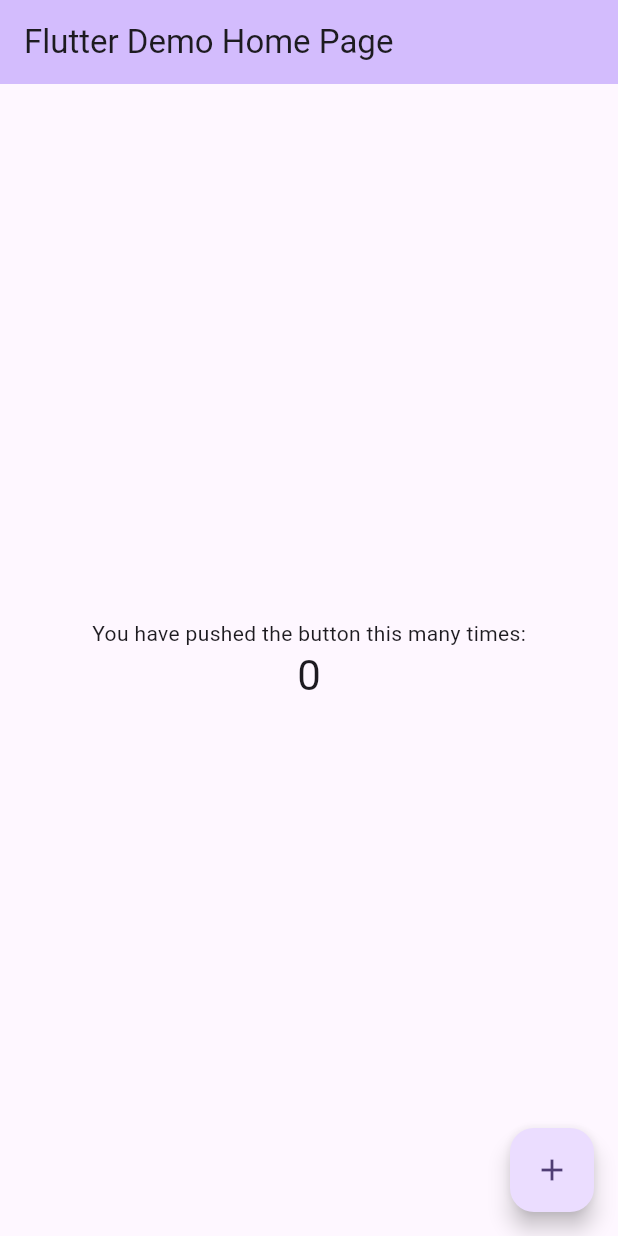
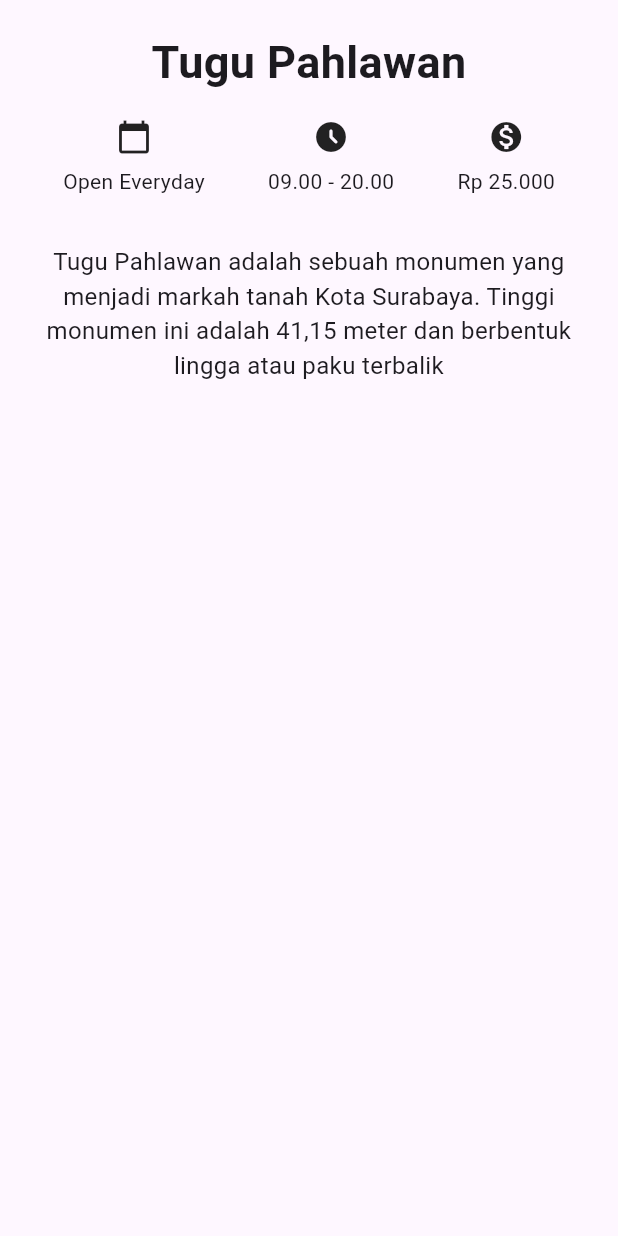
Before and after one commit to mogams99/travelabaya, a Flutter app: the screen it shows after launch, on a phone screen of 412 x 824 dp. Run offline on Flutter 3.47's test engine with Material 3 defaults, Android fonts, the light colour scheme and no system bars.

Commit message:
style: :lipstick: layouting content with column container row.

```diff
--- a/lib/main.dart
+++ b/lib/main.dart
@@ -7,119 +7,73 @@
 class MyApp extends StatelessWidget {
   const MyApp({super.key});
 
-  // This widget is the root of your application.
   @override
   Widget build(BuildContext context) {
     return MaterialApp(
-      title: 'Flutter Demo',
-      theme: ThemeData(
-        // This is the theme of your application.
-        //
-        // TRY THIS: Try running your application with "flutter run". You'll see
-        // the application has a purple toolbar. Then, without quitting the app,
-        // try changing the seedColor in the colorScheme below to Colors.green
-        // and then invoke "hot reload" (save your changes or press the "hot
-        // reload" button in a Flutter-supported IDE, or press "r" if you used
-        // the command line to start the app).
-        //
-        // Notice that the counter didn't reset back to zero; the application
-        // state is not lost during the reload. To reset the state, use hot
-        // restart instead.
-        //
-        // This works for code too, not just values: Most code changes can be
-        // tested with just a hot reload.
-        colorScheme: ColorScheme.fromSeed(seedColor: Colors.deepPurple),
-        useMaterial3: true,
-      ),
-      home: const MyHomePage(title: 'Flutter Demo Home Page'),
+      title: 'Travelabaya',
+      theme: ThemeData(),
+      home: const DetailScreen(),
     );
   }
 }
 
-class MyHomePage extends StatefulWidget {
-  const MyHomePage({super.key, required this.title});
-
-  // This widget is the home page of your application. It is stateful, meaning
-  // that it has a State object (defined below) that contains fields that affect
-  // how it looks.
-
-  // This class is the configuration for the state. It holds the values (in this
-  // case the title) provided by the parent (in this case the App widget) and
-  // used by the build method of the State. Fields in a Widget subclass are
-  // always marked "final".
-
-  final String title;
-
-  @override
-  State<MyHomePage> createState() => _MyHomePageState();
-}
-
-class _MyHomePageState extends State<MyHomePage> {
-  int _counter = 0;
-
-  void _incrementCounter() {
-    setState(() {
-      // This call to setState tells the Flutter framework that something has
-      // changed in this State, which causes it to rerun the build method below
-      // so that the display can reflect the updated values. If we changed
-      // _counter without calling setState(), then the build method would not be
-      // called again, and so nothing would appear to happen.
-      _counter++;
-    });
-  }
+class DetailScreen extends StatelessWidget {
+  const DetailScreen({super.key});
 
   @override
   Widget build(BuildContext context) {
-    // This method is rerun every time setState is called, for instance as done
-    // by the _incrementCounter method above.
-    //
-    // The Flutter framework has been optimized to make rerunning build methods
-    // fast, so that you can just rebuild anything that needs updating rather
-    // than having to individually change instances of widgets.
     return Scaffold(
-      appBar: AppBar(
-        // TRY THIS: Try changing the color here to a specific color (to
-        // Colors.amber, perhaps?) and trigger a hot reload to see the AppBar
-        // change color while the other colors stay the same.
-        backgroundColor: Theme.of(context).colorScheme.inversePrimary,
-        // Here we take the value from the MyHomePage object that was created by
-        // the App.build method, and use it to set our appbar title.
-        title: Text(widget.title),
+        body: SafeArea(
+      child: Column(
+        crossAxisAlignment: CrossAxisAlignment.stretch,
+        children: <Widget>[
+          Container(
+            margin: const EdgeInsets.only(top: 20.0),
+            child: const Text(
+              'Tugu Pahlawan',
+              textAlign: TextAlign.center,
+              style: TextStyle(fontSize: 30.0, fontWeight: FontWeight.bold),
             ),
-      body: Center(
-        // Center is a layout widget. It takes a single child and positions it
-        // in the middle of the parent.
-        child: Column(
-          // Column is also a layout widget. It takes a list of children and
-          // arranges them vertically. By default, it sizes itself to fit its
-          // children horizontally, and tries to be as tall as its parent.
-          //
-          // Column has various properties to control how it sizes itself and
-          // how it positions its children. Here we use mainAxisAlignment to
-          // center the children vertically; the main axis here is the vertical
-          // axis because Columns are vertical (the cross axis would be
-          // horizontal).
-          //
-          // TRY THIS: Invoke "debug painting" (choose the "Toggle Debug Paint"
-          // action in the IDE, or press "p" in the console), to see the
-          // wireframe for each widget.
-          mainAxisAlignment: MainAxisAlignment.center,
+          ),
+          Container(
+            margin: const EdgeInsets.symmetric(vertical: 16.0),
+            child: Row(
+              mainAxisAlignment: MainAxisAlignment.spaceEvenly,
               children: <Widget>[
-            const Text(
-              'You have pushed the button this many times:',
+                Column(
+                  children: <Widget>[
+                    Icon(Icons.calendar_today),
+                    SizedBox(height: 8.0),
+                    Text('Open Everyday'),
+                  ],
                 ),
-            Text(
-              '$_counter',
-              style: Theme.of(context).textTheme.headlineMedium,
+                Column(
+                  children: <Widget>[
+                    Icon(Icons.access_time_filled_rounded),
+                    SizedBox(height: 8.0),
+                    Text('09.00 - 20.00'),
+                  ],
+                ),
+                Column(
+                  children: <Widget>[
+                    Icon(Icons.monetization_on),
+                    SizedBox(height: 8.0),
+                    Text('Rp 25.000'),
+                  ],
                 ),
               ],
             ),
           ),
-      floatingActionButton: FloatingActionButton(
-        onPressed: _incrementCounter,
-        tooltip: 'Increment',
-        child: const Icon(Icons.add),
-      ), // This trailing comma makes auto-formatting nicer for build methods.
-    );
+          Container(
+            padding: const EdgeInsets.all(16.0),
+            child: const Text(
+              'Tugu Pahlawan adalah sebuah monumen yang menjadi markah tanah Kota Surabaya. Tinggi monumen ini adalah 41,15 meter dan berbentuk lingga atau paku terbalik',
+              textAlign: TextAlign.center,
+              style: TextStyle(fontSize: 16.0),
+            ),
+          )
+        ],
+      ),
+    ));
   }
 }
```
Lines whose indentation alone changed are shown as unchanged.
